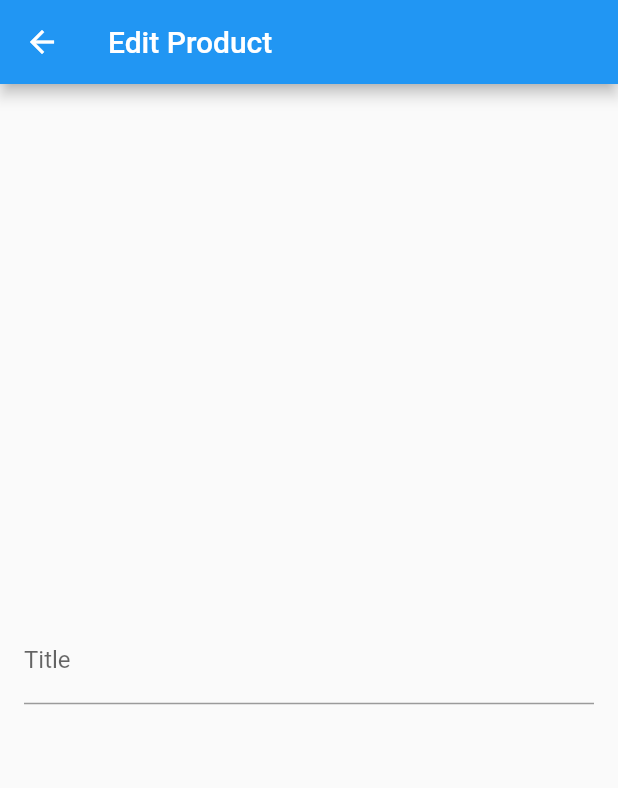
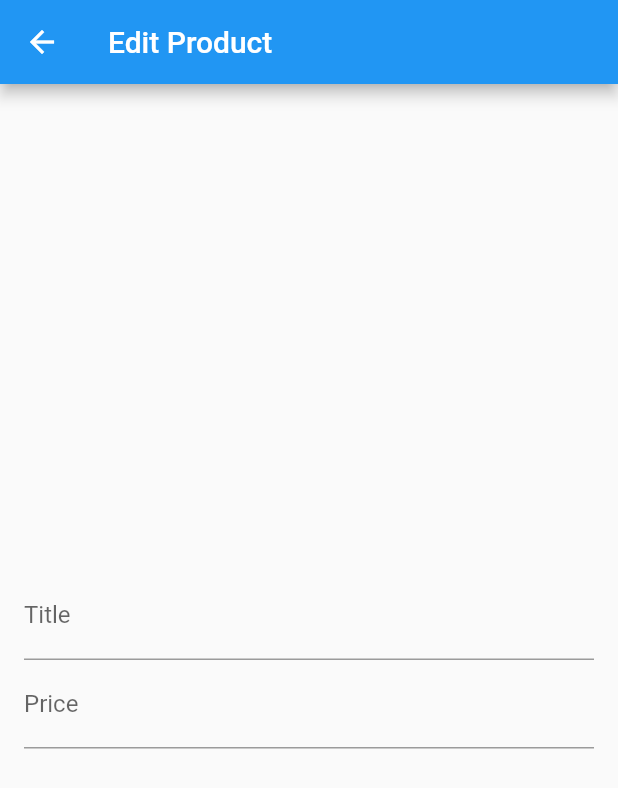
Before and after one commit to bunyawats/flutter_dart_complete_guide, a Flutter app: the EditProductScreen screen opened directly, on a phone screen of 412 x 824 dp. Shown: the top 788 px of the screen. Run offline on Flutter 3.47's test engine with Material 2 defaults, Android fonts, the phone set to English and light mode, and no system bars.

Commit message:
checkpoint 223

```diff
--- a/lib/shop_app/screens/edit_product_screen.dart
+++ b/lib/shop_app/screens/edit_product_screen.dart
@@ -9,6 +9,8 @@ class EditProductScreen extends StatefulWidget {
 }
 
 class _EditProductScreenState extends State<EditProductScreen> {
+  final _priceFocusNode = FocusNode();
+
   @override
   Widget build(BuildContext context) {
     return Scaffold(
@@ -20,7 +22,6 @@ class _EditProductScreenState extends State<EditProductScreen> {
           padding: const EdgeInsets.all(16.0),
           child: Form(
             child: SingleChildScrollView(
-
               child: Column(
                 children: <Widget>[
                   TextFormField(
@@ -28,6 +29,17 @@ class _EditProductScreenState extends State<EditProductScreen> {
                       labelText: 'Title',
                     ),
                     textInputAction: TextInputAction.next,
+                    onFieldSubmitted: (_) {
+                      FocusScope.of(context).requestFocus(_priceFocusNode);
+                    },
+                  ),
+                  TextFormField(
+                    decoration: InputDecoration(
+                      labelText: 'Price',
+                    ),
+                    textInputAction: TextInputAction.next,
+                    keyboardType: TextInputType.number,
+                    focusNode: _priceFocusNode,
                   ),
                 ],
               ),
```
